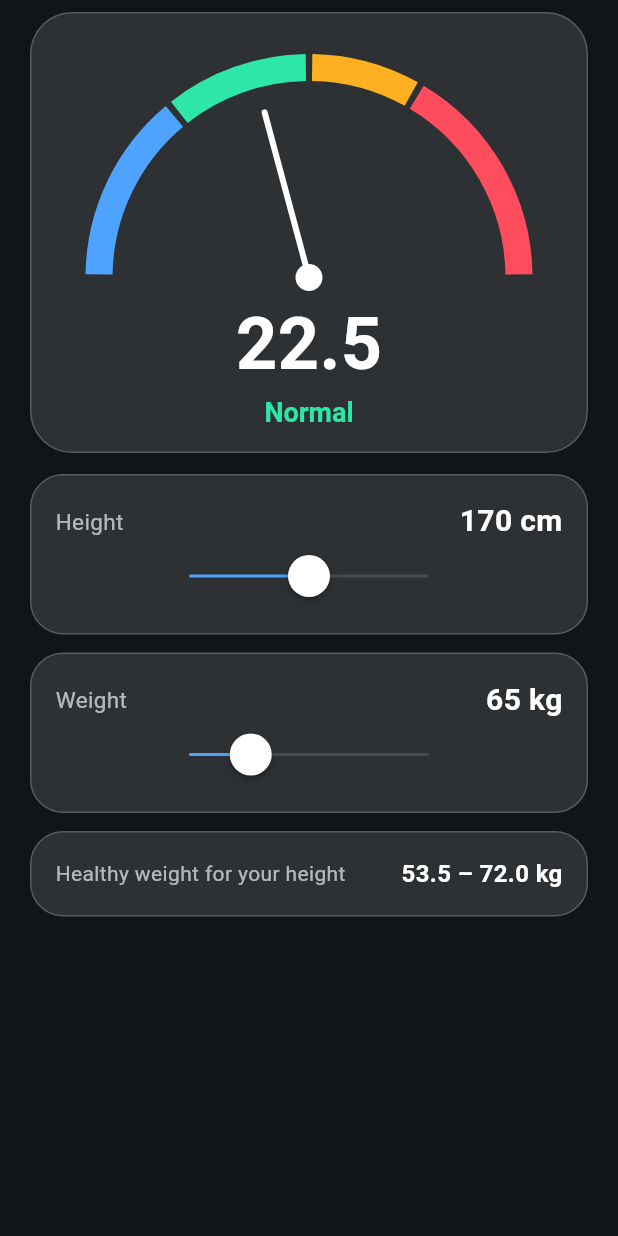
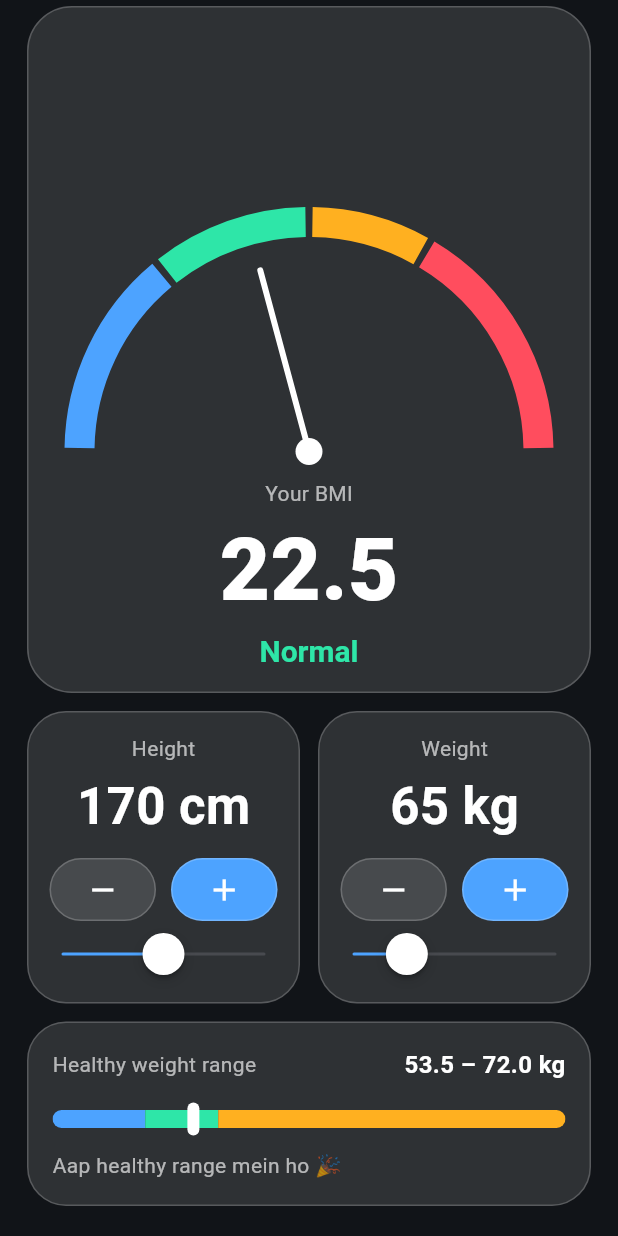
Before and after one commit to kv4895711-del/toolbox-pro, a Flutter app: the BmiTool widget shown alone on an empty page, opened directly, on a phone screen of 412 x 824 dp. Run offline on Flutter 3.47's test engine with Material 3 defaults, Android fonts, the phone set to English and light mode, and no system bars.

Commit message:
Update bmi.dart

```diff
--- a/lib/tools/bmi.dart
+++ b/lib/tools/bmi.dart
@@ -1,5 +1,6 @@
 import 'dart:math' as math;
 import 'package:flutter/cupertino.dart';
+import 'package:flutter/material.dart' show Icons;
 import '../app_state.dart';
 import '../ui_kit.dart';
 
@@ -25,24 +26,21 @@ class GaugePainter extends CustomPainter {
       final sweep = (stops[i + 1] - stops[i]) / 30 * math.pi;
       final p = Paint()
         ..style = PaintingStyle.stroke
-        ..strokeWidth = 18
+        ..strokeWidth = 20
         ..color = cols[i];
       canvas.drawArc(rect, a0 + 0.015, sweep - 0.03, false, p);
     }
     final t = (bmi.clamp(10.0, 40.0).toDouble() - 10) / 30;
     final ang = math.pi + t * math.pi;
     final tip = Offset(
-      c.dx + (r - 26) * math.cos(ang),
-      c.dy + (r - 26) * math.sin(ang),
+      c.dx + (r - 28) * math.cos(ang),
+      c.dy + (r - 28) * math.sin(ang),
     );
-    canvas.drawLine(
-      c,
-      tip,
-      Paint()
+    final line = Paint()
       ..color = needle
       ..strokeWidth = 4
-        ..strokeCap = StrokeCap.round,
-    );
+      ..strokeCap = StrokeCap.round;
+    canvas.drawLine(c, tip, line);
     canvas.drawCircle(c, 9, Paint()..color = needle);
   }
 
@@ -80,122 +78,142 @@ class _BmiToolState extends State<BmiTool> {
     return const Color(0xFFFF4D5E);
   }
 
-  Widget sliderCard(AppState s, String label, String value, Widget slider) {
+  Widget hero(AppState s) {
     return GlassCard(
+      radius: 30,
+      padding: const EdgeInsets.fromLTRB(18, 18, 18, 16),
       child: Column(
         children: [
-          Row(
-            mainAxisAlignment: MainAxisAlignment.spaceBetween,
-            children: [
-              Text(label, style: TextStyle(fontSize: 15, color: s.subText)),
-              Text(
-                value,
-                style: TextStyle(
-                  fontSize: 20,
-                  fontWeight: FontWeight.w700,
-                  color: s.text,
-                ),
-              ),
-            ],
-          ),
-          slider,
-        ],
-      ),
-    );
-  }
-
-  @override
-  Widget build(BuildContext context) {
-    final s = AppScope.of(context);
-    final hm = h / 100;
-    final lo = 18.5 * hm * hm;
-    final hi = 24.9 * hm * hm;
-    return ListView(
-      padding: const EdgeInsets.fromLTRB(20, 8, 20, 40),
-      children: [
-        FadeSlide(
-          child: GlassCard(
-            radius: 28,
-            child: Column(
-              children: [
-                SizedBox(
-                  height: 170,
-                  width: double.infinity,
+          Expanded(
             child: TweenAnimationBuilder<double>(
               tween: Tween(begin: 10.0, end: bmi),
-                    duration: const Duration(milliseconds: 300),
+              duration: const Duration(milliseconds: 350),
               curve: Curves.easeOutCubic,
-                    builder: (context, v, _) => CustomPaint(
-                      painter: GaugePainter(v, s.text),
+              builder: (context, v, _) => SizedBox.expand(
+                child: CustomPaint(painter: GaugePainter(v, s.text)),
               ),
             ),
           ),
+          const SizedBox(height: 8),
+          Text('Your BMI', style: TextStyle(fontSize: 14, color: s.subText)),
           AnimNum(
             value: bmi,
             decimals: 1,
             style: TextStyle(
-                    fontSize: 48,
-                    fontWeight: FontWeight.w700,
+              fontSize: 58,
+              fontWeight: FontWeight.w800,
               color: s.text,
             ),
           ),
           AnimatedDefaultTextStyle(
             duration: const Duration(milliseconds: 300),
             style: TextStyle(
-                    fontSize: 18,
-                    fontWeight: FontWeight.w600,
+              fontSize: 20,
+              fontWeight: FontWeight.w700,
               color: catColor,
             ),
             child: Text(cat),
           ),
         ],
       ),
+    );
+  }
+
+  Widget stepper(
+    AppState s,
+    String label,
+    double v,
+    String unit,
+    double min,
+    double max,
+    ValueChanged<double> set,
+  ) {
+    return Expanded(
+      child: GlassCard(
+        radius: 26,
+        padding: const EdgeInsets.fromLTRB(14, 14, 14, 10),
+        child: Column(
+          children: [
+            Text(label, style: TextStyle(fontSize: 14, color: s.subText)),
+            const SizedBox(height: 4),
+            AnimNum(
+              value: v,
+              suffix: ' $unit',
+              style: TextStyle(
+                fontSize: 34,
+                fontWeight: FontWeight.w700,
+                color: s.text,
               ),
             ),
-        const SizedBox(height: 14),
-        FadeSlide(
-          delay: 100,
-          child: sliderCard(
-            s,
-            'Height',
-            '${h.round()} cm',
-            CupertinoSlider(
-              value: h,
-              min: 120.0,
-              max: 220.0,
-              activeColor: s.theme.accent,
-              onChanged: (v) => setState(() => h = v),
+            const SizedBox(height: 10),
+            Row(
+              children: [
+                Expanded(
+                  child: SizedBox(
+                    height: 42,
+                    child: KeyCap(
+                      radius: 21,
+                      color: s.glass,
+                      onTap: () => set((v - 1).clamp(min, max).toDouble()),
+                      child: Icon(Icons.remove, color: s.text),
                     ),
                   ),
                 ),
-        const SizedBox(height: 12),
-        FadeSlide(
-          delay: 180,
-          child: sliderCard(
-            s,
-            'Weight',
-            '${w.round()} kg',
-            CupertinoSlider(
-              value: w,
-              min: 30.0,
-              max: 200.0,
-              activeColor: s.theme.accent,
-              onChanged: (v) => setState(() => w = v),
+                const SizedBox(width: 10),
+                Expanded(
+                  child: SizedBox(
+                    height: 42,
+                    child: KeyCap(
+                      radius: 21,
+                      color: s.theme.accent,
+                      onTap: () => set((v + 1).clamp(min, max).toDouble()),
+                      child: const Icon(
+                        Icons.add,
+                        color: Color(0xFFFFFFFF),
                       ),
                     ),
                   ),
-        const SizedBox(height: 12),
-        FadeSlide(
-          delay: 260,
-          child: GlassCard(
-            child: Row(
+                ),
+              ],
+            ),
+            CupertinoSlider(
+              value: v,
+              min: min,
+              max: max,
+              activeColor: s.theme.accent,
+              onChanged: (x) => set(x.roundToDouble()),
+            ),
+          ],
+        ),
+      ),
+    );
+  }
+
+  Widget rangeCard(AppState s) {
+    final hm = h / 100;
+    final lo = 18.5 * hm * hm;
+    final hi = 24.9 * hm * hm;
+    final String tip;
+    if (w < lo) {
+      tip = '+${(lo - w).toStringAsFixed(1)} kg to reach healthy range';
+    } else if (w > hi) {
+      tip = '−${(w - hi).toStringAsFixed(1)} kg to reach healthy range';
+    } else {
+      tip = 'Aap healthy range mein ho 🎉';
+    }
+    final frac = ((w - 30) / 130).clamp(0.0, 1.0).toDouble();
+    int fl(double x) => math.max(1, (x * 10).round());
+    return GlassCard(
+      radius: 26,
+      child: Column(
+        crossAxisAlignment: CrossAxisAlignment.start,
+        children: [
+          Row(
             mainAxisAlignment: MainAxisAlignment.spaceBetween,
             children: [
-                Expanded(
-                  child: Text(
-                    'Healthy weight for your height',
+              Text(
+                'Healthy weight range',
                 style: TextStyle(fontSize: 14, color: s.subText),
-                  ),
               ),
               Text(
                 '${lo.toStringAsFixed(1)} – ${hi.toStringAsFixed(1)} kg',
@@ -207,9 +225,88 @@ class _BmiToolState extends State<BmiTool> {
               ),
             ],
           ),
+          const SizedBox(height: 14),
+          SizedBox(
+            height: 22,
+            child: Stack(
+              alignment: Alignment.center,
+              children: [
+                ClipRRect(
+                  borderRadius: BorderRadius.circular(8),
+                  child: Row(
+                    children: [
+                      Expanded(
+                        flex: fl(lo - 30),
+                        child: Container(
+                          height: 12,
+                          color: const Color(0xFF4DA3FF),
+                        ),
+                      ),
+                      Expanded(
+                        flex: fl(hi - lo),
+                        child: Container(
+                          height: 12,
+                          color: const Color(0xFF2EE6A8),
+                        ),
+                      ),
+                      Expanded(
+                        flex: fl(160 - hi),
+                        child: Container(
+                          height: 12,
+                          color: const Color(0xFFFFB020),
                         ),
                       ),
                     ],
+                  ),
+                ),
+                AnimatedAlign(
+                  duration: const Duration(milliseconds: 250),
+                  curve: Curves.easeOutCubic,
+                  alignment: Alignment(2 * frac - 1, 0),
+                  child: Container(
+                    width: 8,
+                    height: 22,
+                    decoration: BoxDecoration(
+                      color: s.text,
+                      borderRadius: BorderRadius.circular(4),
+                    ),
+                  ),
+                ),
+              ],
+            ),
+          ),
+          const SizedBox(height: 10),
+          Text(tip, style: TextStyle(fontSize: 14, color: s.subText)),
+        ],
+      ),
+    );
+  }
+
+  @override
+  Widget build(BuildContext context) {
+    final s = AppScope.of(context);
+    return Padding(
+      padding: const EdgeInsets.fromLTRB(18, 4, 18, 20),
+      child: Column(
+        children: [
+          Expanded(child: FadeSlide(child: hero(s))),
+          const SizedBox(height: 12),
+          FadeSlide(
+            delay: 100,
+            child: Row(
+              children: [
+                stepper(s, 'Height', h, 'cm', 120, 220,
+                    (v) => setState(() => h = v)),
+                const SizedBox(width: 12),
+                stepper(s, 'Weight', w, 'kg', 30, 200,
+                    (v) => setState(() => w = v)),
+              ],
+            ),
+          ),
+          const SizedBox(height: 12),
+          FadeSlide(delay: 180, child: rangeCard(s)),
+        ],
+      ),
     );
   }
 }
```
Lines whose indentation alone changed are shown as unchanged.
